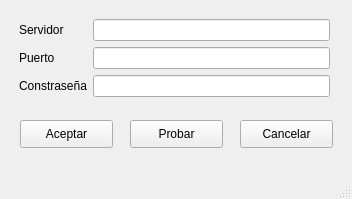
Qt form Visualizer/visualizer.ui (roy343/Datos-II-proyecto-I) before a commit.
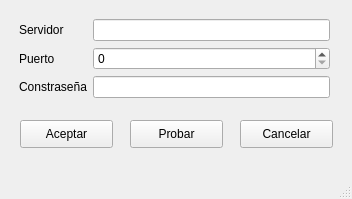
The same form after that commit.

```diff
--- a/Visualizer/visualizer.ui
+++ b/Visualizer/visualizer.ui
@@ -52,7 +52,11 @@
       <widget class="QLineEdit" name="con"/>
      </item>
      <item row="1" column="1">
-      <widget class="QLineEdit" name="puerto"/>
+      <widget class="QSpinBox" name="puerto">
+       <property name="maximum">
+        <number>999999999</number>
+       </property>
+      </widget>
      </item>
     </layout>
    </widget>
```
